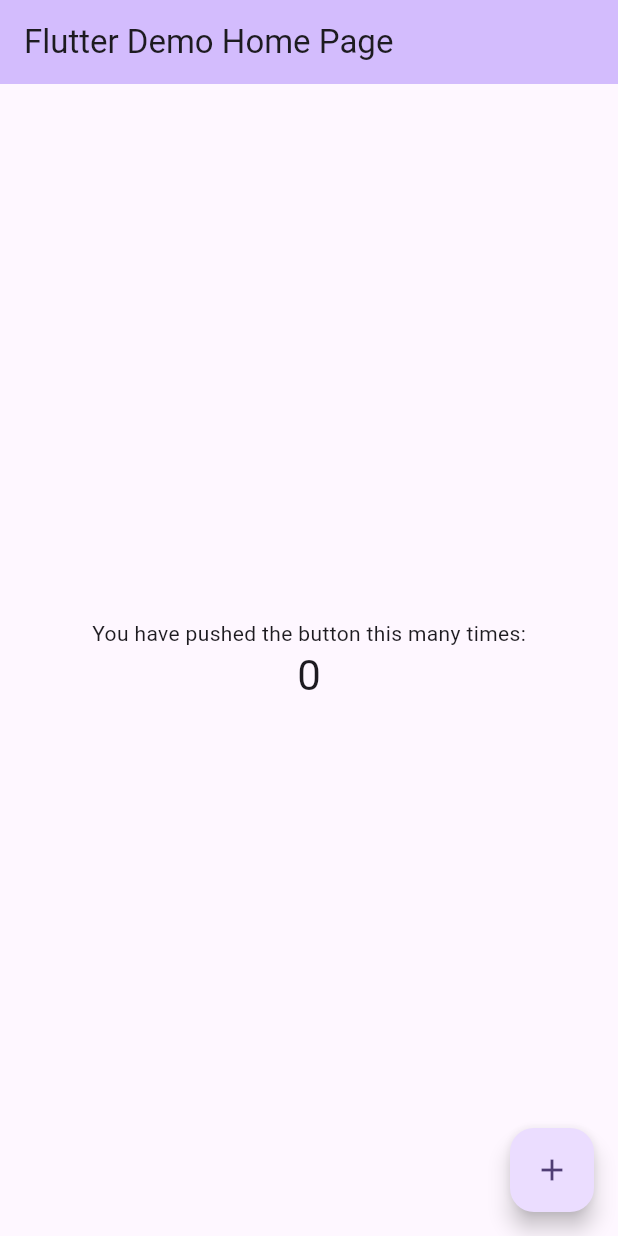
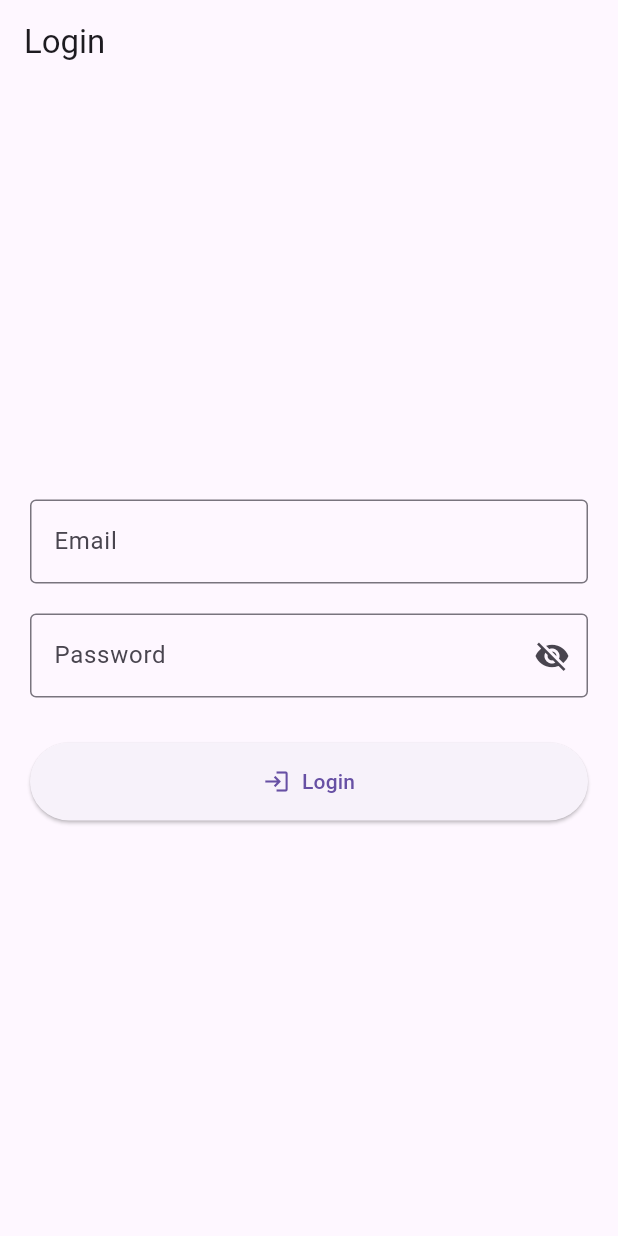
Before and after one commit to atahtee/authflow, a Flutter app: the screen it shows after launch, on a phone screen of 412 x 824 dp. Run offline on Flutter 3.47's test engine with Material 3 defaults, Android fonts, the phone set to English and light mode, and no system bars; our stand-ins replace firebase_auth, firebase_core; accounts and stored records are empty.

Commit message:
Added final firebase config and auth

```diff
--- /dev/null
+++ b/lib/auth/auth_wrapper.dart
@@ -0,0 +1,24 @@
+import 'package:authflow/auth/login_page.dart';
+import 'package:authflow/screens/home_page.dart';
+import 'package:firebase_auth/firebase_auth.dart';
+import 'package:flutter/material.dart';
+
+class AuthWrapper extends StatelessWidget {
+  const AuthWrapper({super.key});
+
+  @override
+  Widget build(BuildContext context) {
+    return StreamBuilder<User?>(
+      stream: FirebaseAuth.instance.authStateChanges(),
+      builder: (context, snapshot) {
+        if (snapshot.connectionState == ConnectionState.waiting) {
+          return const Scaffold(body: Center(child: CircularProgressIndicator()));
+        } else if (snapshot.hasData) {
+          return const HomePage();
+        } else {
+          return const LoginPage();
+        }
+      },
+    );
+  }
+}
--- /dev/null
+++ b/lib/auth/login_page.dart
@@ -0,0 +1,139 @@
+import 'package:authflow/screens/home_page.dart';
+import 'package:flutter/material.dart';
+import 'package:firebase_auth/firebase_auth.dart';
+
+class LoginPage extends StatefulWidget {
+  const LoginPage({super.key});
+
+  @override
+  State<LoginPage> createState() => _LoginPageState();
+}
+
+class _LoginPageState extends State<LoginPage> {
+  final emailController = TextEditingController();
+  final passwordController = TextEditingController();
+  final _auth = FirebaseAuth.instance;
+
+  bool _obscurePassword = true;
+  String? _errorMessage;
+  bool _isLoading = false;
+
+  Future<void> login() async {
+    setState(() {
+      _errorMessage = null;
+      _isLoading = true;
+    });
+
+    try {
+      await _auth.signInWithEmailAndPassword(
+        email: emailController.text.trim(),
+        password: passwordController.text.trim(),
+      );
+      if (mounted) {
+        Navigator.push(
+          context,
+          MaterialPageRoute(builder: (context) => HomePage()),
+        );
+      }
+    } on FirebaseAuthException catch (e) {
+      setState(() {
+        switch (e.code) {
+          case 'user-not-found':
+            _errorMessage = 'No account found with that email.';
+            break;
+          case 'wrong-password':
+            _errorMessage = 'Incorrect password.';
+            break;
+          case 'invalid-email':
+            _errorMessage = 'Invalid email format.';
+            break;
+          default:
+            _errorMessage = 'Login failed. ${e.message}';
+        }
+      });
+    } catch (e) {
+      setState(() => _errorMessage = 'Something went wrong. Try again.');
+    } finally {
+      setState(() => _isLoading = false);
+    }
+  }
+
+  @override
+  Widget build(BuildContext context) {
+    return Scaffold(
+      appBar: AppBar(title: const Text('Login')),
+      body: Padding(
+        padding: const EdgeInsets.all(20),
+        child: Column(
+          mainAxisAlignment: MainAxisAlignment.center,
+          children: [
+            if (_errorMessage != null)
+              Container(
+                padding: const EdgeInsets.all(12),
+                margin: const EdgeInsets.only(bottom: 16),
+                decoration: BoxDecoration(
+                  color: Colors.red.shade50,
+                  border: Border.all(color: Colors.red),
+                  borderRadius: BorderRadius.circular(10),
+                ),
+                child: Row(
+                  children: [
+                    const Icon(Icons.error, color: Colors.red),
+                    const SizedBox(width: 10),
+                    Expanded(
+                      child: Text(
+                        _errorMessage!,
+                        style: const TextStyle(color: Colors.red),
+                      ),
+                    ),
+                  ],
+                ),
+              ),
+            TextField(
+              controller: emailController,
+              decoration: const InputDecoration(
+                labelText: 'Email',
+                border: OutlineInputBorder(),
+              ),
+              keyboardType: TextInputType.emailAddress,
+            ),
+            const SizedBox(height: 20),
+            TextField(
+              controller: passwordController,
+              obscureText: _obscurePassword,
+              decoration: InputDecoration(
+                labelText: 'Password',
+                border: const OutlineInputBorder(),
+                suffixIcon: IconButton(
+                  icon: Icon(
+                    _obscurePassword ? Icons.visibility_off : Icons.visibility,
+                  ),
+                  onPressed: () {
+                    setState(() => _obscurePassword = !_obscurePassword);
+                  },
+                ),
+              ),
+            ),
+            const SizedBox(height: 30),
+            SizedBox(
+              width: double.infinity,
+              child: ElevatedButton.icon(
+                icon: _isLoading
+                    ? const CircularProgressIndicator(
+                        color: Colors.white,
+                        strokeWidth: 2,
+                      )
+                    : const Icon(Icons.login),
+                label: Text(_isLoading ? 'Logging in...' : 'Login'),
+                onPressed: _isLoading ? null : login,
+                style: ElevatedButton.styleFrom(
+                  padding: const EdgeInsets.symmetric(vertical: 16),
+                ),
+              ),
+            ),
+          ],
+        ),
+      ),
+    );
+  }
+}
--- a/lib/main.dart
+++ b/lib/main.dart
@@ -1,6 +1,10 @@
+import 'package:authflow/auth/auth_wrapper.dart';
+import 'package:firebase_core/firebase_core.dart';
 import 'package:flutter/material.dart';
 
-void main() {
+void main() async {
+  WidgetsFlutterBinding.ensureInitialized();
+  await Firebase.initializeApp();
   runApp(const MyApp());
 }
 
@@ -11,112 +15,10 @@ class MyApp extends StatelessWidget {
   @override
   Widget build(BuildContext context) {
     return MaterialApp(
-      title: 'Flutter Demo',
-      theme: ThemeData(
-        // This is the theme of your application.
-        //
-        // TRY THIS: Try running your application with "flutter run". You'll see
-        // the application has a purple toolbar. Then, without quitting the app,
-        // try changing the seedColor in the colorScheme below to Colors.green
-        // and then invoke "hot reload" (save your changes or press the "hot
-        // reload" button in a Flutter-supported IDE, or press "r" if you used
-        // the command line to start the app).
-        //
-        // Notice that the counter didn't reset back to zero; the application
-        // state is not lost during the reload. To reset the state, use hot
-        // restart instead.
-        //
-        // This works for code too, not just values: Most code changes can be
-        // tested with just a hot reload.
-        colorScheme: ColorScheme.fromSeed(seedColor: Colors.deepPurple),
-      ),
-      home: const MyHomePage(title: 'Flutter Demo Home Page'),
+      title: 'Simple Auth',
+      debugShowCheckedModeBanner: false,
+      theme: ThemeData(primarySwatch: Colors.blue),
+      home: const AuthWrapper(),
     );
   }
 }
-
-class MyHomePage extends StatefulWidget {
-  const MyHomePage({super.key, required this.title});
-
-  // This widget is the home page of your application. It is stateful, meaning
-  // that it has a State object (defined below) that contains fields that affect
-  // how it looks.
-
-  // This class is the configuration for the state. It holds the values (in this
-  // case the title) provided by the parent (in this case the App widget) and
-  // used by the build method of the State. Fields in a Widget subclass are
-  // always marked "final".
-
-  final String title;
-
-  @override
-  State<MyHomePage> createState() => _MyHomePageState();
-}
-
-class _MyHomePageState extends State<MyHomePage> {
-  int _counter = 0;
-
-  void _incrementCounter() {
-    setState(() {
-      // This call to setState tells the Flutter framework that something has
-      // changed in this State, which causes it to rerun the build method below
-      // so that the display can reflect the updated values. If we changed
-      // _counter without calling setState(), then the build method would not be
-      // called again, and so nothing would appear to happen.
-      _counter++;
-    });
-  }
-
-  @override
-  Widget build(BuildContext context) {
-    // This method is rerun every time setState is called, for instance as done
-    // by the _incrementCounter method above.
-    //
-    // The Flutter framework has been optimized to make rerunning build methods
-    // fast, so that you can just rebuild anything that needs updating rather
-    // than having to individually change instances of widgets.
-    return Scaffold(
-      appBar: AppBar(
-        // TRY THIS: Try changing the color here to a specific color (to
-        // Colors.amber, perhaps?) and trigger a hot reload to see the AppBar
-        // change color while the other colors stay the same.
-        backgroundColor: Theme.of(context).colorScheme.inversePrimary,
-        // Here we take the value from the MyHomePage object that was created by
-        // the App.build method, and use it to set our appbar title.
-        title: Text(widget.title),
-      ),
-      body: Center(
-        // Center is a layout widget. It takes a single child and positions it
-        // in the middle of the parent.
-        child: Column(
-          // Column is also a layout widget. It takes a list of children and
-          // arranges them vertically. By default, it sizes itself to fit its
-          // children horizontally, and tries to be as tall as its parent.
-          //
-          // Column has various properties to control how it sizes itself and
-          // how it positions its children. Here we use mainAxisAlignment to
-          // center the children vertically; the main axis here is the vertical
-          // axis because Columns are vertical (the cross axis would be
-          // horizontal).
-          //
-          // TRY THIS: Invoke "debug painting" (choose the "Toggle Debug Paint"
-          // action in the IDE, or press "p" in the console), to see the
-          // wireframe for each widget.
-          mainAxisAlignment: MainAxisAlignment.center,
-          children: <Widget>[
-            const Text('You have pushed the button this many times:'),
-            Text(
-              '$_counter',
-              style: Theme.of(context).textTheme.headlineMedium,
-            ),
-          ],
-        ),
-      ),
-      floatingActionButton: FloatingActionButton(
-        onPressed: _incrementCounter,
-        tooltip: 'Increment',
-        child: const Icon(Icons.add),
-      ), // This trailing comma makes auto-formatting nicer for build methods.
-    );
-  }
-}
```
Also changed, not shown: lib/auth/signup_page.dart (added, +122 -0 lines), lib/screens/home_page.dart (added, +24 -0 lines), pubspec.yaml (+5 -63 lines), pubspec.lock, 6 other files.
